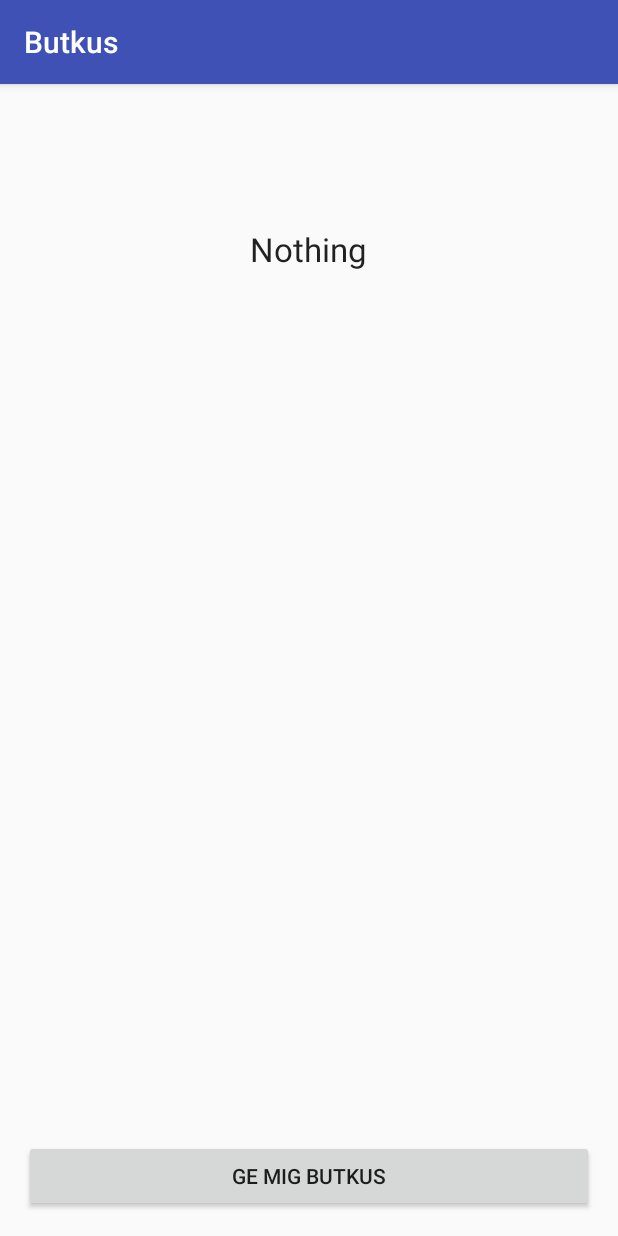
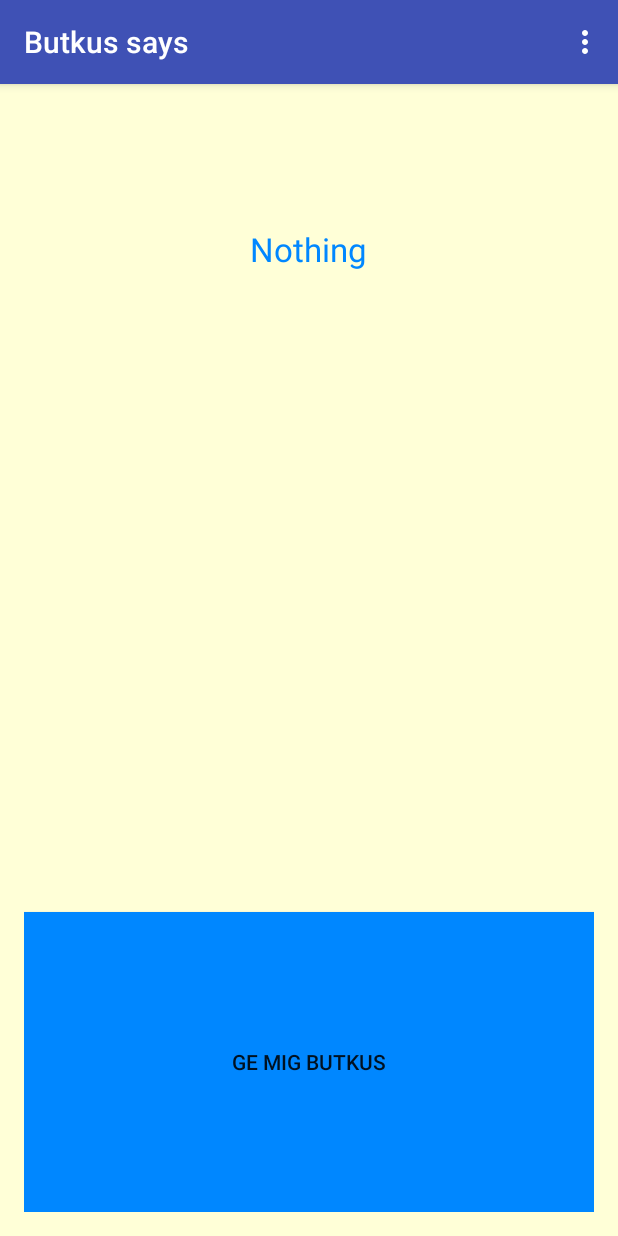
Before and after one commit to kjutbring/butkus, an Android app: the screen it shows after launch (MainActivity), after a tap on "GE MIG BUTKUS", on a phone screen of 412 x 824 dp. Run offline under Robolectric (Android 15) with nearby library versions, the phone set to English and light mode, and no system bars; 2 statements that could not run were skipped.

Commit message:
add "flippiga" colors

```diff
--- a/app/src/main/java/butkus/com/butkus/MainActivity.java
+++ b/app/src/main/java/butkus/com/butkus/MainActivity.java
@@ -1,10 +1,18 @@
 package butkus.com.butkus;
 
+import android.content.Intent;
+import android.graphics.Color;
 import android.os.AsyncTask;
+import android.os.Build;
 import android.support.v7.app.AppCompatActivity;
 import android.os.Bundle;
 import android.util.Log;
+import android.view.Menu;
+import android.view.MenuInflater;
+import android.view.MenuItem;
 import android.view.View;
+import android.widget.Button;
+import android.widget.ShareActionProvider;
 import android.widget.TextView;
 
 import java.io.IOException;
@@ -12,6 +20,7 @@ import java.io.InputStream;
 import java.io.InputStreamReader;
 import java.net.MalformedURLException;
 import java.net.URL;
+import java.util.Random;
 import java.util.concurrent.ExecutionException;
 import java.util.regex.Matcher;
 import java.util.regex.Pattern;
@@ -20,18 +29,34 @@ import javax.net.ssl.HttpsURLConnection;
 
 public class MainActivity extends AppCompatActivity {
 
+    String quote;
+
     @Override
     protected void onCreate(Bundle savedInstanceState) {
         super.onCreate(savedInstanceState);
         setContentView(R.layout.activity_main);
+
+        Button button = (Button) findViewById(R.id.butkusButton);
+        button.setBackgroundColor(Color.parseColor(randomColor()));
+    }
+
+    @Override
+    public boolean onCreateOptionsMenu(Menu menu) {
+        getMenuInflater().inflate(R.menu.menu, menu);
+        MenuItem item = menu.findItem(R.id.menu_item_share);
+
+        return true;
     }
 
     public void butkusClicked(View view) {
-        String quote = getButkus();
+        quote = getButkus();
 
         TextView quoteTextView = (TextView) findViewById(R.id.quoteTextView);
+        Button button = (Button) findViewById(R.id.butkusButton);
 
+        quoteTextView.setTextColor(Color.parseColor(randomColor()));
         quoteTextView.setText(quote);
+        button.setBackgroundColor(Color.parseColor(randomColor()));
     }
 
     public String getButkus() {
@@ -60,6 +85,14 @@ public class MainActivity extends AppCompatActivity {
             e.printStackTrace();
         }
         return quote;
+    }
+
+    public void shareIntent(String quote) {
+        Intent sendIntent = new Intent();
+        sendIntent.setAction(Intent.ACTION_SEND);
+        sendIntent.putExtra(Intent.EXTRA_TEXT, quote);
+        sendIntent.setType("text/plain");
+        startActivity(sendIntent);
     }
 
     public class DownloadButkusTask extends AsyncTask<String, Void, String> {
@@ -98,4 +131,11 @@ public class MainActivity extends AppCompatActivity {
         }
     }
 
+    public String randomColor() {
+        String[] colors = new String[]{"#af8700", "#d75f00", "#d70000", "#af005f", "#5f5faf",
+                                        "#0087ff", "#00afaf", "#5f8700"};
+        int random = new Random().nextInt(colors.length);
+        return colors[random];
+    }
+
 }
--- a/app/src/main/res/layout/activity_main.xml
+++ b/app/src/main/res/layout/activity_main.xml
@@ -4,7 +4,8 @@
     android:layout_height="match_parent" android:paddingLeft="@dimen/activity_horizontal_margin"
     android:paddingRight="@dimen/activity_horizontal_margin"
     android:paddingTop="@dimen/activity_vertical_margin"
-    android:paddingBottom="@dimen/activity_vertical_margin" tools:context=".MainActivity">
+    android:paddingBottom="@dimen/activity_vertical_margin" tools:context=".MainActivity"
+    android:background="#ffffd7">
 
     <TextView
         android:layout_width="wrap_content"
@@ -17,11 +18,12 @@
 
     <Button
         android:layout_width="fill_parent"
-        android:layout_height="wrap_content"
+        android:layout_height="300px"
         android:text="@string/butkus"
         android:id="@+id/butkusButton"
         android:layout_alignParentBottom="true"
         android:layout_centerHorizontal="true"
-        android:onClick="butkusClicked" />
+        android:onClick="butkusClicked"
+        android:background="#af8700" />
 
 </RelativeLayout>
--- /dev/null
+++ b/app/src/main/res/menu/menu.xml
@@ -0,0 +1,9 @@
+<?xml version="1.0" encoding="utf-8"?>
+<menu xmlns:android="http://schemas.android.com/apk/res/android">
+    <item
+            android:id="@+id/menu_item_share"
+            android:showAsAction="ifRoom"
+            android:title="Share"
+            android:actionProviderClass=
+                "android.widget.ShareActionProvider" />
+</menu>
--- a/app/src/main/res/values/strings.xml
+++ b/app/src/main/res/values/strings.xml
@@ -1,4 +1,4 @@
 <resources>
-    <string name="app_name">Butkus</string>
+    <string name="app_name">Butkus says</string>
     <string name="butkus">Ge mig Butkus</string>
 </resources>
```
Also changed, not shown: app/build.gradle (+6 -2 lines).
